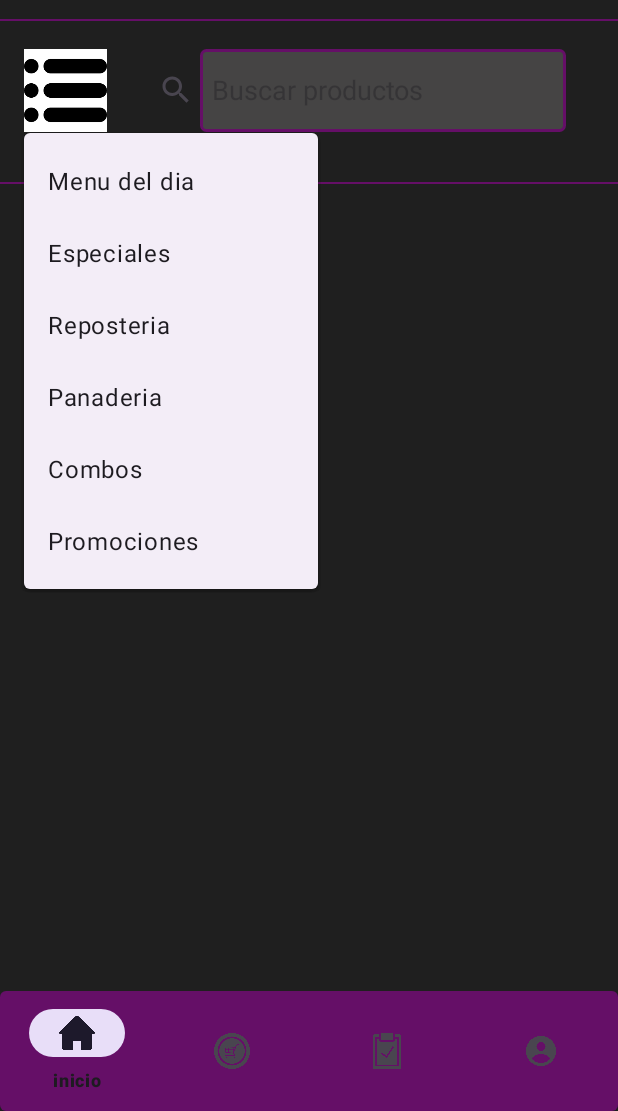
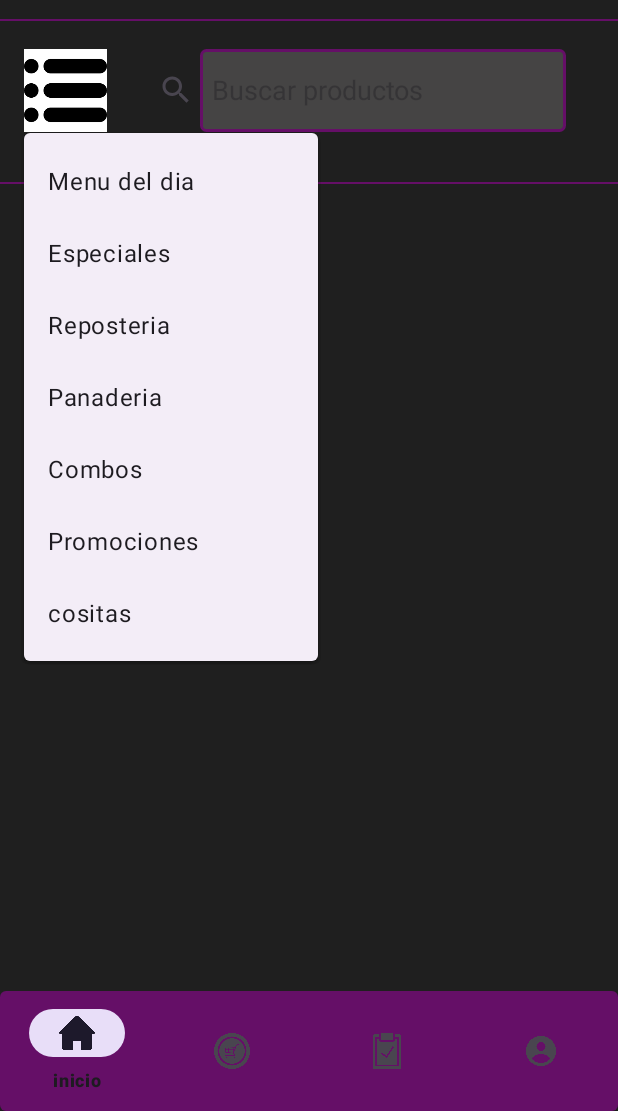
Before and after one commit to AlxAndk1996/Kimi_Kimi, an Android app: the menu screen opened directly, with no data from a screen before it, after a tap on an icon or button, on a phone screen of 412 x 824 dp, the part 125-1236 px from its top. Run offline under Robolectric (Android 15) with nearby library versions, the phone set to English and light mode, and no system bars.

Commit message:
agregar archivos

```diff
--- a/app/src/main/res/menu/popup_menu.xml
+++ b/app/src/main/res/menu/popup_menu.xml
@@ -18,5 +18,8 @@
     <item
         android:id="@+id/option6"
         android:title="Promociones"/>
+    <item
+        android:id="@+id/option7"
+        android:title="cositas"/>
 
 </menu>
```
